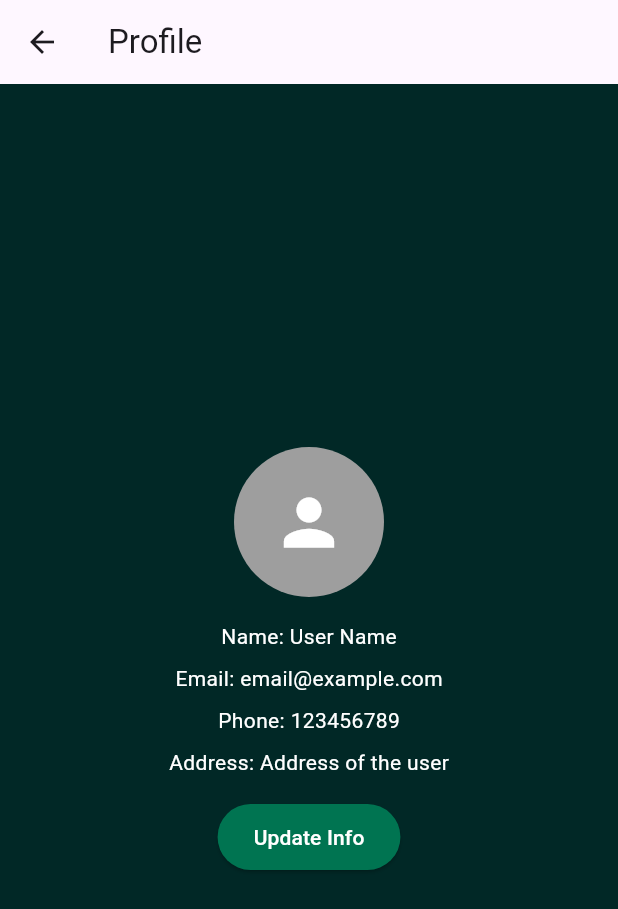
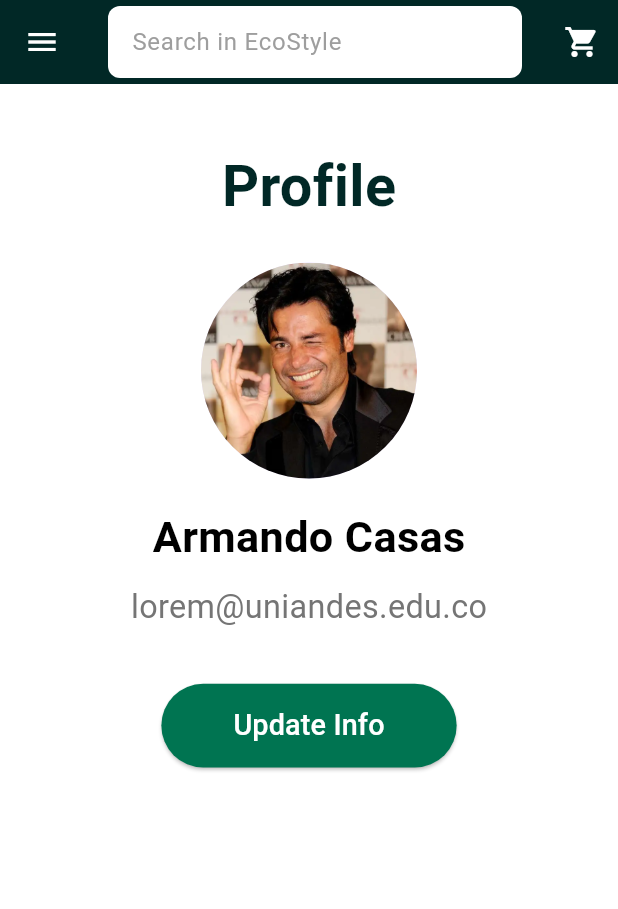
Before and after one commit to ISIS-3510-Mobiles/Flutter, a Flutter app: the ProfileView screen opened by its route, on a phone screen of 412 x 824 dp. Shown: the top 909 px of the screen. Run offline on Flutter 3.47's test engine with Material 3 defaults, Android fonts, the phone set to English and light mode, and no system bars.

Commit message:
se actualiza la vista para ser mas parecida al figma

```diff
--- a/ecostyle/lib/main.dart
+++ b/ecostyle/lib/main.dart
@@ -4,10 +4,10 @@ import 'views/register_view.dart';
 import 'views/profile_view.dart';
 
 void main() {
-  runApp(EcoStyleApp());
+  runApp(MyApp());
 }
 
-class EcoStyleApp extends StatelessWidget {
+class MyApp extends StatelessWidget {
   @override
   Widget build(BuildContext context) {
     return MaterialApp(
--- a/ecostyle/lib/views/profile_view.dart
+++ b/ecostyle/lib/views/profile_view.dart
@@ -1,48 +1,105 @@
 import 'package:flutter/material.dart';
 
 class ProfileView extends StatelessWidget {
-  final String name = "User Name"; // Aquí puedes obtener el nombre real
-  final String email = "email@example.com"; // Aquí puedes obtener el correo real
-  final String phone = "123456789"; // Aquí puedes obtener el teléfono real
-  final String address = "Address of the user"; // Aquí puedes obtener la dirección real
+  final String name = "Armando Casas"; // Nombre real
+  final String email = "lorem@uniandes.edu.co"; // Correo real
 
   @override
   Widget build(BuildContext context) {
     return Scaffold(
-      appBar: AppBar(title: Text('Profile')),
-      backgroundColor: Color(0xFF012826), // Color de fondo oscuro
+      appBar: AppBar(
+        backgroundColor: Color(0xFF012826), // Fondo verde oscuro
+        elevation: 0, // Eliminar sombra
+        leading: IconButton(
+          icon: Icon(Icons.menu, color: Colors.white), // Icono de menú blanco
+          onPressed: () {
+            // Lógica para abrir el menú
+          },
+        ),
+        actions: [
+          IconButton(
+            icon: Icon(Icons.shopping_cart, color: Colors.white), // Icono del carrito blanco
+            onPressed: () {
+              // Acción del carrito
+            },
+          ),
+        ],
+        title: Padding(
+          padding: const EdgeInsets.symmetric(vertical: 8.0),
+          child: Container(
+            height: 48,
+            decoration: BoxDecoration(
+              color: Colors.white, // Fondo blanco de la barra de búsqueda
+              borderRadius: BorderRadius.circular(8), // Bordes redondeados
+            ),
+            child: TextField(
+              decoration: InputDecoration(
+                hintText: 'Search in EcoStyle',
+                hintStyle: TextStyle(color: Colors.grey), // Texto gris en la barra de búsqueda
+                border: InputBorder.none, // Sin bordes
+                contentPadding: EdgeInsets.symmetric(horizontal: 16.0),
+              ),
+            ),
+          ),
+        ),
+      ),
+      backgroundColor: Colors.white, // Fondo blanco
       body: Center(
         child: Padding(
           padding: const EdgeInsets.all(16.0),
           child: Column(
-            mainAxisAlignment: MainAxisAlignment.center,
-            crossAxisAlignment: CrossAxisAlignment.center, // Centrar todos los elementos
+            mainAxisAlignment: MainAxisAlignment.start,
+            crossAxisAlignment: CrossAxisAlignment.center, // Centrar los elementos
             children: [
+              SizedBox(height: 24),
+              Text(
+                'Profile', // Cambiado a inglés
+                style: TextStyle(
+                  fontSize: 38.4,
+                  fontWeight: FontWeight.bold,
+                  color: Color(0xFF012826), // Verde oscuro para resaltar
+                ),
+              ),
+              SizedBox(height: 24),
               CircleAvatar(
-                radius: 50, // Tamaño del avatar
-                backgroundColor: Colors.grey, // Color de fondo del avatar
-                child: Icon(Icons.person, size: 50, color: Colors.white), // Icono de usuario
+               radius: 72,
+                backgroundImage: AssetImage('assets/images/profile_image.png'), // Ruta dentro de assets
               ),
-              SizedBox(height: 16), // Espacio entre la foto y el texto
-              Text("Name: $name", style: TextStyle(color: Colors.white)),
-              SizedBox(height: 8),
-              Text("Email: $email", style: TextStyle(color: Colors.white)),
-              SizedBox(height: 8),
-              Text("Phone: $phone", style: TextStyle(color: Colors.white)),
-              SizedBox(height: 8),
-              Text("Address: $address", style: TextStyle(color: Colors.white)),
-              SizedBox(height: 16),
+
+              SizedBox(height: 19.2),
+              Text(
+                "$name",
+                style: TextStyle(
+                  fontSize: 28.8,
+                  fontWeight: FontWeight.bold,
+                  color: Colors.black,
+                ),
+              ),
+              SizedBox(height: 9.6),
+              Text(
+                "$email",
+                style: TextStyle(
+                  fontSize: 21.6,
+                  color: Colors.grey[600],
+                ),
+              ),
+              SizedBox(height: 36),
               ElevatedButton(
                 onPressed: () {
                   Navigator.pushNamed(context, '/register'); // Navegar a la vista de registro
                 },
                 style: ButtonStyle(
-                  backgroundColor: MaterialStateProperty.all(Color(0xFF007451)), // Color del botón
-                  padding: MaterialStateProperty.all(EdgeInsets.symmetric(vertical: 12.0, horizontal: 24.0)), // Espaciado del botón
+                  backgroundColor: MaterialStateProperty.all(Color(0xFF007451)), // Color verde lima
+                  padding: MaterialStateProperty.all(
+                    EdgeInsets.symmetric(vertical: 14.4, horizontal: 48),
+                  ), // Espaciado del botón
                 ),
                 child: Text(
                   'Update Info',
-                  style: TextStyle(color: Colors.white), // Color del texto
+                  style: TextStyle(
+                    fontSize: 19.2,
+                    color: Colors.white,
+                  ), // Texto blanco
                 ),
               ),
             ],
--- a/ecostyle/pubspec.yaml
+++ b/ecostyle/pubspec.yaml
@@ -33,6 +33,8 @@ dependencies:
   google_fonts: ^3.0.1
   cupertino_icons: ^1.0.8
 
+
+
 fonts:
   - family: Ubuntu
     fonts:
@@ -60,6 +62,9 @@ flutter:
   # included with your application, so that you can use the icons in
   # the material Icons class.
   uses-material-design: true
+
+  assets:
+   - assets/images/profile_image.png
 
   # To add assets to your application, add an assets section, like this:
   # assets:
```
Also changed, not shown: ecostyle/assets/images/profile_image.png (added).
